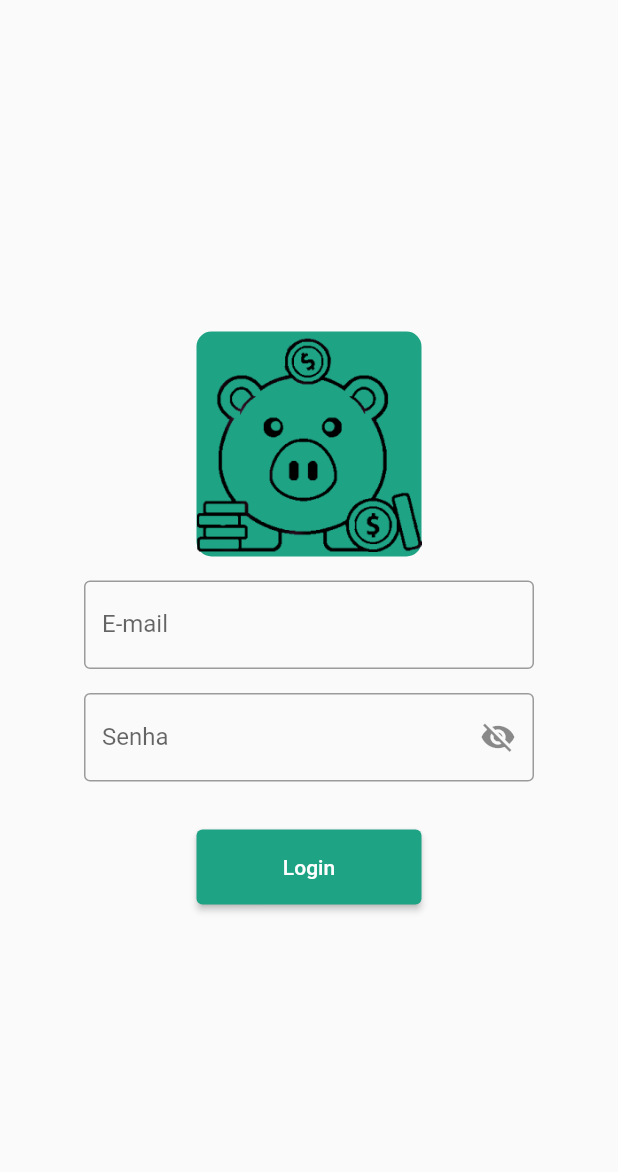
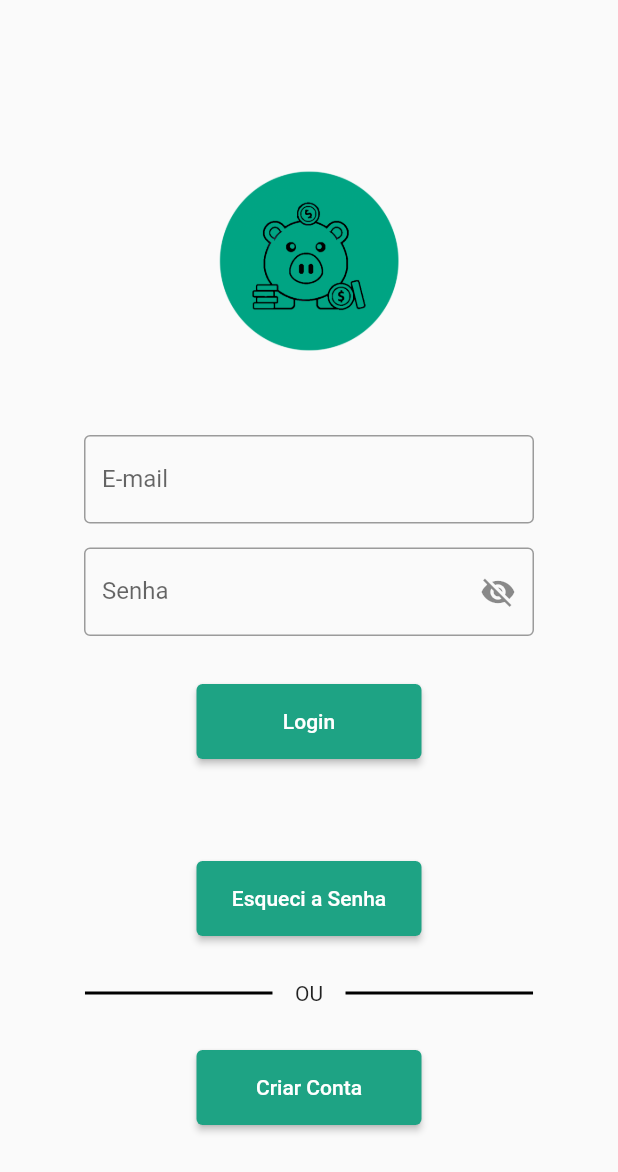
Before and after one commit to AmaralFLucas/prospere_ai, a Flutter app: the screen it shows after launch, on a phone screen of 412 x 824 dp. Shown: the top 1172 px of the screen. Run offline on Flutter 3.47's test engine with Material 3 defaults, Android fonts, the phone set to English and light mode, and no system bars.

Commit message:
atualizando tela de login

```diff
--- a/lib/main.dart
+++ b/lib/main.dart
@@ -29,25 +29,11 @@ class _HomePageState extends State<HomePage> {
         Column(
           mainAxisAlignment: MainAxisAlignment.center,
           children: [
-            Container(
-            child: Container(
-              width: 150,
-              height: 150,
-              decoration: BoxDecoration(
-                color: Color.fromARGB(255, 30, 163, 132),
-                borderRadius: BorderRadius.circular(10),
-              ),
-              child: FittedBox(
-                fit: BoxFit.contain,
-                child: Image.asset(
+            Image.asset(
                   'assets/images/logo_porco.png',
-                  width: 50, // Ajuste conforme necessário
-                  height: 50, // Ajuste conforme necessário
+                  width: 200,
+                  height: 200,
                 ),
-              ),
-          )
-
-            ),
             SizedBox(height: 16),
             SizedBox(
               width: 300,
@@ -83,7 +69,7 @@ class _HomePageState extends State<HomePage> {
             SizedBox(height: 32),
             ElevatedButton(
               onPressed: () {
-                // Ação do botão
+
               },
               child: Text('Login'),
               style: ElevatedButton.styleFrom(
@@ -91,6 +77,47 @@ class _HomePageState extends State<HomePage> {
                 minimumSize: Size(150, 50),
               ),
             ),
+            SizedBox(height: 68),
+            ElevatedButton(
+              onPressed: () {
+
+              },
+              child: Text('Esqueci a Senha'),
+              style: ElevatedButton.styleFrom(
+                backgroundColor: myColor,
+                minimumSize: Size(150, 50),
+              ),
+            ),
+            SizedBox(height: 30),
+            Row(
+              mainAxisAlignment: MainAxisAlignment.center,
+              children: [
+                Container(
+                  width: 125,
+                  height: 2,
+                  color: Colors.black,
+                ),
+                SizedBox(width: 15),
+                Text('OU'),
+                SizedBox(width: 15),
+                Container(
+                  width: 125,
+                  height: 2,
+                  color: Colors.black,
+                ),
+              ]
+            ),
+            SizedBox(height: 30),
+            ElevatedButton(
+              onPressed: () {
+
+              },
+              child: Text('Criar Conta'),
+              style: ElevatedButton.styleFrom(
+                backgroundColor: myColor,
+                minimumSize: Size(150, 50),
+              ),
+            )
           ],
         ),
       ]),
```
Also changed, not shown: assets/images/logo_porco.png.
